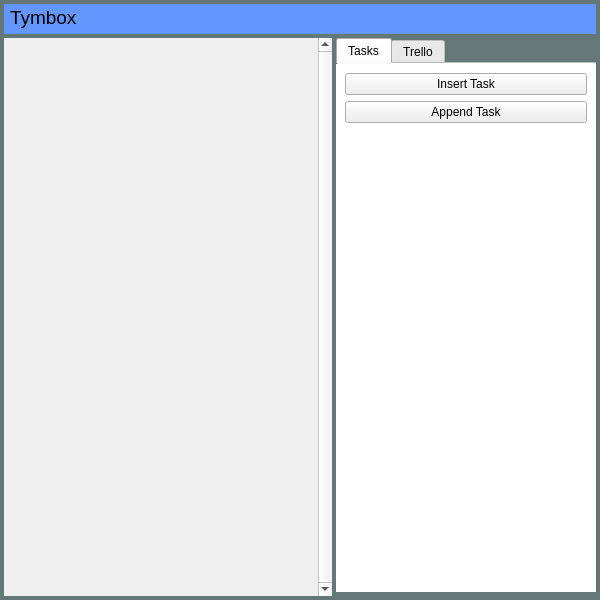
Before: the Qt Designer form Views/Tymbox/TymBox.ui in Adam01/Tymbox, drawn with Qt 5.
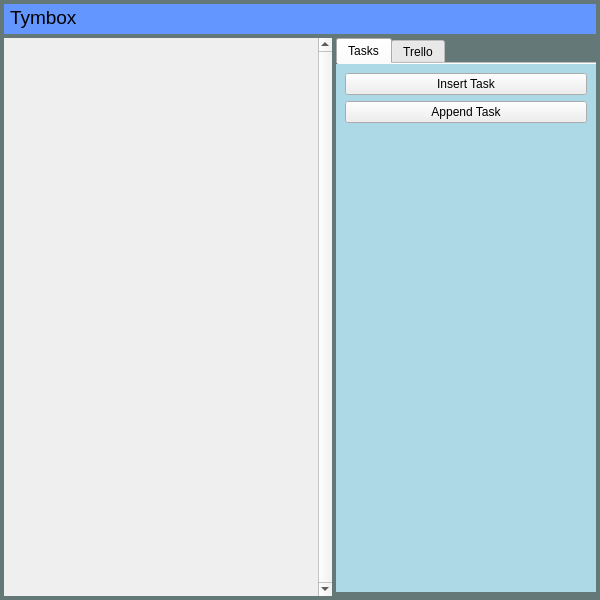
After: the same form once the commit is applied. Icons and pictures are not drawn.

Commit message: Refactored sequential model, added onRowsRemoved handler Added TymboxTaskView to replace delegate

Patch:
```diff
--- a/Views/Tymbox/TymBox.ui
+++ b/Views/Tymbox/TymBox.ui
@@ -231,6 +231,9 @@
        <bool>true</bool>
       </property>
       <widget class="QWidget" name="tabTasks">
+       <property name="styleSheet">
+        <string notr="true"/>
+       </property>
        <attribute name="title">
         <string>Tasks</string>
        </attribute>
@@ -252,12 +255,15 @@
         </property>
         <item row="0" column="0">
          <widget class="QStackedWidget" name="stackedWidget">
+          <property name="styleSheet">
+           <string notr="true">#stackedWidget { background-color: lightblue; }</string>
+          </property>
           <property name="currentIndex">
            <number>0</number>
           </property>
           <widget class="QWidget" name="TabTasks">
            <property name="styleSheet">
-            <string notr="true">#TabTasks { background-color: white; }</string>
+            <string notr="true"/>
            </property>
            <layout class="QVBoxLayout" name="verticalLayout_2">
             <item>
```
Left out of the diff: 5 changed lines with no effect on the pictures. The commit also changes 5 other files.
